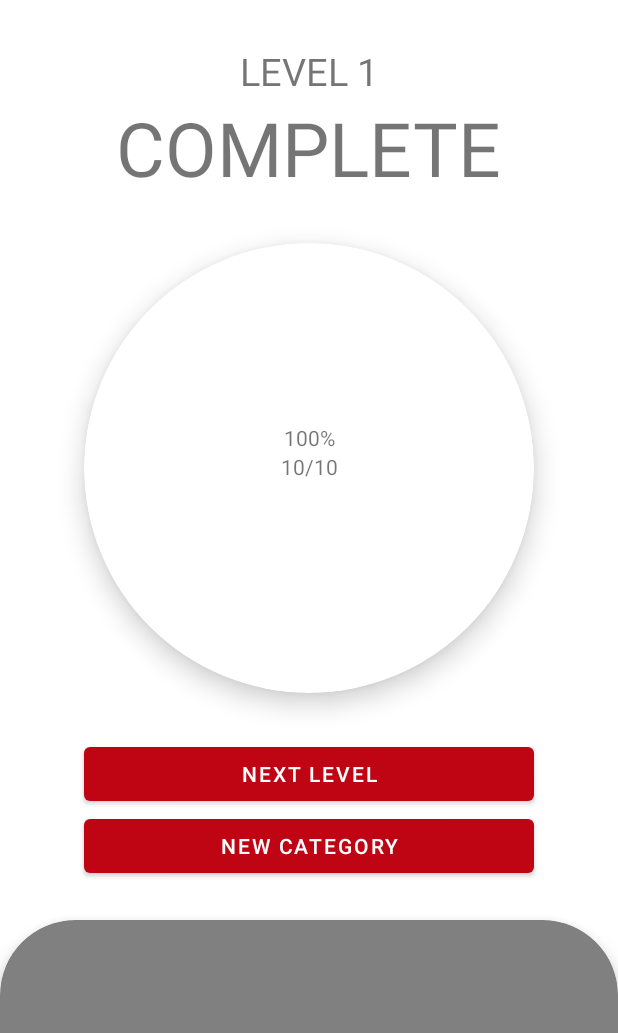
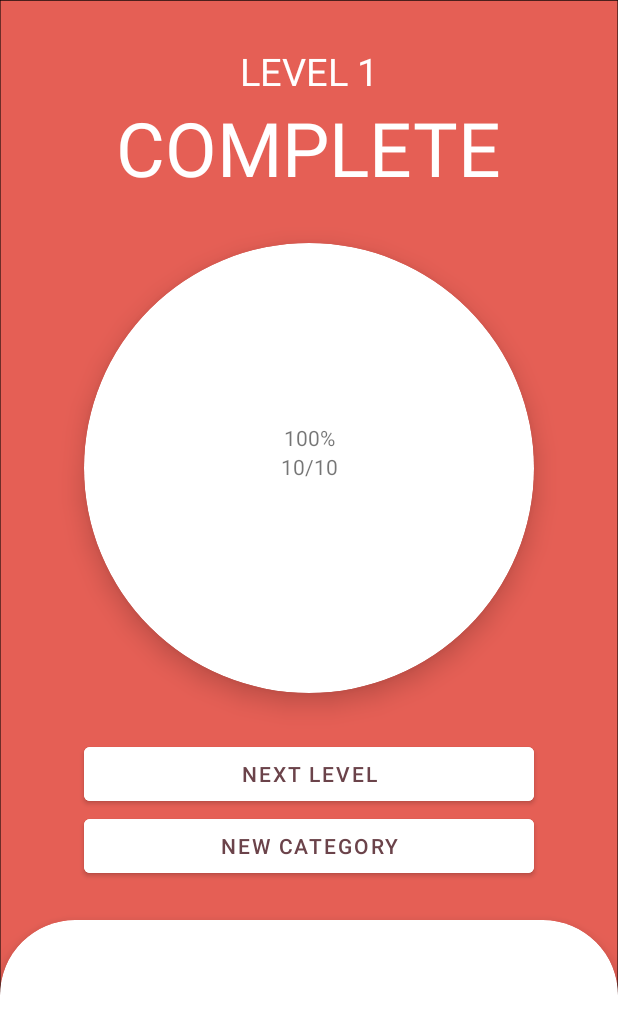
Before and after one commit to noah-erasmus/QuizzApp, an Android app: the LevelFinishActivity screen opened directly, with no data from a screen before it, on a phone screen of 412 x 824 dp. Shown: the top 1033 px of the screen. Run offline under Robolectric (Android 15) with nearby library versions, the phone set to English and light mode, and no system bars.

Commit message:
Navigation and tweaks

```diff
--- a/app/src/main/java/com/example/quizzapp/AnswerActivity.kt
+++ b/app/src/main/java/com/example/quizzapp/AnswerActivity.kt
@@ -41,6 +41,7 @@ class AnswerActivity : AppCompatActivity() {
         answer2.text = question.optionTwo
         answer3.text = question.optionThree
         answer4.text = question.optionFour
+        question_count.text = "Question ${question.id}"
 
         var answer: RadioButton
         answer_submit.setOnClickListener{
@@ -55,7 +56,6 @@ class AnswerActivity : AppCompatActivity() {
                 var wrongAnswers: Int = 0
 
                 if(answer.text.equals(question.correctAnswer)){
-                    Toast.makeText(this, "Submitted: ${answer.text} + Correct answer: ${question.correctAnswer}", Toast.LENGTH_SHORT).show()
                     rightAnswers++
 
                     val alertDialogBuilder = AlertDialog.Builder(this)
--- a/app/src/main/java/com/example/quizzapp/LevelFinishActivity.kt
+++ b/app/src/main/java/com/example/quizzapp/LevelFinishActivity.kt
@@ -1,11 +1,19 @@
 package com.example.quizzapp
 
+import android.content.Intent
 import androidx.appcompat.app.AppCompatActivity
 import android.os.Bundle
+import kotlinx.android.synthetic.main.activity_level_finish.*
 
 class LevelFinishActivity : AppCompatActivity() {
     override fun onCreate(savedInstanceState: Bundle?) {
         super.onCreate(savedInstanceState)
         setContentView(R.layout.activity_level_finish)
+
+        newcategory_btn.setOnClickListener{
+            val intent = Intent(this, SelectCategoryActivity::class.java)
+            startActivity(intent)
+            finish()
+        }
     }
 }
--- a/app/src/main/res/layout/activity_level_finish.xml
+++ b/app/src/main/res/layout/activity_level_finish.xml
@@ -11,19 +11,22 @@
         android:layout_height="match_parent"
         android:orientation="vertical"
         android:gravity="center_horizontal"
-        android:paddingTop="30dp">
+        android:paddingTop="30dp"
+        android:background="@drawable/quizzapp_bg">
 
         <TextView
             android:layout_width="wrap_content"
             android:layout_height="wrap_content"
             android:textSize="25dp"
-            android:text="LEVEL 1"></TextView>
+            android:text="LEVEL 1"
+            android:textColor="@color/white"></TextView>
 
         <TextView
             android:layout_width="wrap_content"
             android:layout_height="wrap_content"
             android:textSize="50dp"
-            android:text="COMPLETE"></TextView>
+            android:text="COMPLETE"
+            android:textColor="@color/white"></TextView>
 
         <com.google.android.material.card.MaterialCardView
             android:layout_width="300dp"
@@ -58,12 +61,17 @@
         <Button
             android:layout_width="300dp"
             android:layout_height="wrap_content"
-            android:text="NEXT LEVEL"></Button>
+            android:text="NEXT LEVEL"
+            android:backgroundTint="@color/white"
+            android:textColor="@color/question_count"></Button>
 
         <Button
+            android:id="@+id/newcategory_btn"
             android:layout_width="300dp"
             android:layout_height="wrap_content"
-            android:text="NEW CATEGORY"></Button>
+            android:text="NEW CATEGORY"
+            android:backgroundTint="@color/white"
+            android:textColor="@color/question_count"></Button>
 
         <com.google.android.material.card.MaterialCardView
             android:layout_width="match_parent"
@@ -72,7 +80,7 @@
             app:cardElevation="10dp"
             app:cardCornerRadius="50dp"
             android:layout_marginBottom="-50dp"
-            app:cardBackgroundColor="@color/grey">
+            app:cardBackgroundColor="@color/white">
 
         </com.google.android.material.card.MaterialCardView>
 
```
Also changed, not shown: app/src/main/res/layout/activity_answer.xml (+10 -12 lines).
